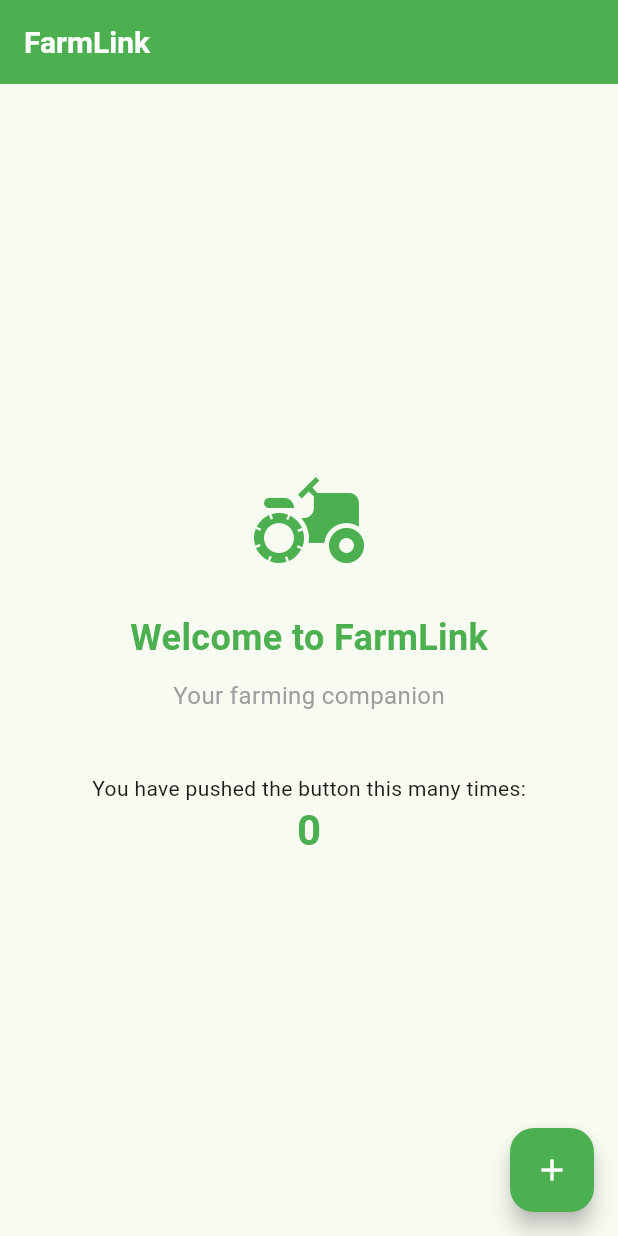
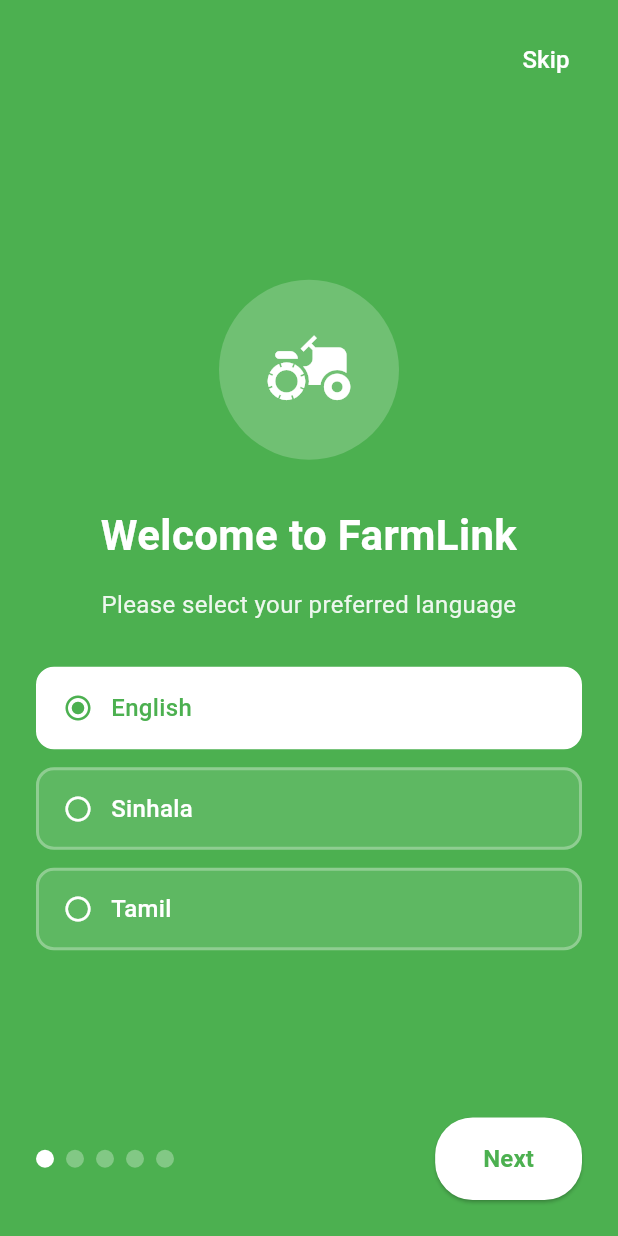
Before and after one commit to sandaru3n/FarmLink, a Flutter app: the screen it shows after launch, on a phone screen of 412 x 824 dp. Run offline on Flutter 3.47's test engine with Material 3 defaults, Android fonts, the phone set to English and light mode, and no system bars; our stand-ins replace shared_preferences.

Commit message:
Added Onboarding Screens

```diff
--- /dev/null
+++ b/lib/onboarding/onboarding_screen.dart
@@ -0,0 +1,361 @@
+import 'package:flutter/material.dart';
+import 'package:shared_preferences/shared_preferences.dart';
+import 'onboarding_content.dart';
+import '../main.dart';
+
+class OnboardingScreen extends StatefulWidget {
+  const OnboardingScreen({super.key});
+
+  @override
+  State<OnboardingScreen> createState() => _OnboardingScreenState();
+}
+
+class _OnboardingScreenState extends State<OnboardingScreen> {
+  final PageController _pageController = PageController();
+  int _currentPage = 0;
+  String _selectedLanguage = 'English';
+
+  final List<String> languages = ['English', 'Sinhala', 'Tamil'];
+
+  @override
+  void dispose() {
+    _pageController.dispose();
+    super.dispose();
+  }
+
+  void _onPageChanged(int index) {
+    setState(() {
+      _currentPage = index;
+    });
+  }
+
+  void _onLanguageChanged(String language) {
+    setState(() {
+      _selectedLanguage = language;
+    });
+  }
+
+  void _saveLanguageAndContinue() async {
+    final prefs = await SharedPreferences.getInstance();
+    await prefs.setString('selected_language', _selectedLanguage);
+    await prefs.setBool('has_completed_onboarding', true);
+
+    if (mounted) {
+      Navigator.of(context).pushReplacement(
+        PageRouteBuilder(
+          pageBuilder: (context, animation, secondaryAnimation) =>
+              const MyHomePage(title: 'FarmLink'),
+          transitionsBuilder: (context, animation, secondaryAnimation, child) {
+            return FadeTransition(opacity: animation, child: child);
+          },
+          transitionDuration: const Duration(milliseconds: 500),
+        ),
+      );
+    }
+  }
+
+  @override
+  Widget build(BuildContext context) {
+    return Scaffold(
+      backgroundColor: const Color(0xFF4CB050),
+      body: SafeArea(
+        child: Column(
+          children: [
+            // Skip button
+            if (_currentPage < 4)
+              Align(
+                alignment: Alignment.topRight,
+                child: Padding(
+                  padding: const EdgeInsets.all(16.0),
+                  child: TextButton(
+                    onPressed: _saveLanguageAndContinue,
+                    child: Text(
+                      getLocalizedText('skip', _selectedLanguage),
+                      style: const TextStyle(
+                        color: Colors.white,
+                        fontSize: 16,
+                        fontWeight: FontWeight.w500,
+                      ),
+                    ),
+                  ),
+                ),
+              ),
+
+            // Page content
+            Expanded(
+              child: PageView.builder(
+                controller: _pageController,
+                onPageChanged: _onPageChanged,
+                itemCount: 5,
+                itemBuilder: (context, index) {
+                  return _buildPageContent(index);
+                },
+              ),
+            ),
+
+            // Bottom navigation
+            _buildBottomNavigation(),
+          ],
+        ),
+      ),
+    );
+  }
+
+  Widget _buildPageContent(int index) {
+    switch (index) {
+      case 0:
+        return _buildLanguageSelectionPage();
+      case 1:
+        return _buildFeaturePage(
+          title: getLocalizedText('feature1_title', _selectedLanguage),
+          description: getLocalizedText('feature1_desc', _selectedLanguage),
+          icon: Icons.agriculture,
+        );
+      case 2:
+        return _buildFeaturePage(
+          title: getLocalizedText('feature2_title', _selectedLanguage),
+          description: getLocalizedText('feature2_desc', _selectedLanguage),
+          icon: Icons.shopping_cart,
+        );
+      case 3:
+        return _buildFeaturePage(
+          title: getLocalizedText('feature3_title', _selectedLanguage),
+          description: getLocalizedText('feature3_desc', _selectedLanguage),
+          icon: Icons.analytics,
+        );
+      case 4:
+        return _buildFeaturePage(
+          title: getLocalizedText('feature4_title', _selectedLanguage),
+          description: getLocalizedText('feature4_desc', _selectedLanguage),
+          icon: Icons.support_agent,
+        );
+      default:
+        return Container();
+    }
+  }
+
+  Widget _buildLanguageSelectionPage() {
+    return SingleChildScrollView(
+      padding: const EdgeInsets.all(24.0),
+      child: ConstrainedBox(
+        constraints: BoxConstraints(
+          minHeight: MediaQuery.of(context).size.height - 200, // Account for top and bottom areas
+        ),
+        child: Column(
+          mainAxisAlignment: MainAxisAlignment.center,
+          children: [
+            // Logo
+            Container(
+              width: 120,
+              height: 120,
+              decoration: BoxDecoration(
+                color: Colors.white.withOpacity(0.2),
+                shape: BoxShape.circle,
+              ),
+              child: const Icon(
+                Icons.agriculture,
+                size: 60,
+                color: Colors.white,
+              ),
+            ),
+            const SizedBox(height: 30),
+
+            // Title
+            Text(
+              getLocalizedText('welcome_title', _selectedLanguage),
+              style: const TextStyle(
+                fontSize: 28,
+                fontWeight: FontWeight.bold,
+                color: Colors.white,
+              ),
+              textAlign: TextAlign.center,
+            ),
+            const SizedBox(height: 15),
+
+            // Subtitle
+            Text(
+              getLocalizedText('select_language', _selectedLanguage),
+              style: TextStyle(
+                fontSize: 16,
+                color: Colors.white.withOpacity(0.9),
+              ),
+              textAlign: TextAlign.center,
+            ),
+            const SizedBox(height: 30),
+
+            // Language options
+            ...languages.map((language) => _buildLanguageOption(language)),
+          ],
+        ),
+      ),
+    );
+  }
+
+  Widget _buildLanguageOption(String language) {
+    final isSelected = _selectedLanguage == language;
+    return Container(
+      margin: const EdgeInsets.only(bottom: 12),
+      child: InkWell(
+        onTap: () => _onLanguageChanged(language),
+        child: Container(
+          padding: const EdgeInsets.symmetric(horizontal: 16, vertical: 14),
+          decoration: BoxDecoration(
+            color: isSelected ? Colors.white : Colors.white.withOpacity(0.1),
+            borderRadius: BorderRadius.circular(12),
+            border: Border.all(
+              color: isSelected ? Colors.white : Colors.white.withOpacity(0.3),
+              width: 2,
+            ),
+          ),
+          child: Row(
+            children: [
+              Icon(
+                isSelected ? Icons.radio_button_checked : Icons.radio_button_unchecked,
+                color: isSelected ? const Color(0xFF4CB050) : Colors.white,
+                size: 20,
+              ),
+              const SizedBox(width: 12),
+              Expanded(
+                child: Text(
+                  language,
+                  style: TextStyle(
+                    fontSize: 16,
+                    fontWeight: FontWeight.w500,
+                    color: isSelected ? const Color(0xFF4CB050) : Colors.white,
+                  ),
+                ),
+              ),
+            ],
+          ),
+        ),
+      ),
+    );
+  }
+
+  Widget _buildFeaturePage({
+    required String title,
+    required String description,
+    required IconData icon,
+  }) {
+    return SingleChildScrollView(
+      padding: const EdgeInsets.all(24.0),
+      child: ConstrainedBox(
+        constraints: BoxConstraints(
+          minHeight: MediaQuery.of(context).size.height - 200,
+        ),
+        child: Column(
+          mainAxisAlignment: MainAxisAlignment.center,
+          children: [
+            // Feature icon
+            Container(
+              width: 100,
+              height: 100,
+              decoration: BoxDecoration(
+                color: Colors.white.withOpacity(0.2),
+                shape: BoxShape.circle,
+              ),
+              child: Icon(
+                icon,
+                size: 50,
+                color: Colors.white,
+              ),
+            ),
+            const SizedBox(height: 30),
+
+            // Feature title
+            Text(
+              title,
+              style: const TextStyle(
+                fontSize: 24,
+                fontWeight: FontWeight.bold,
+                color: Colors.white,
+              ),
+              textAlign: TextAlign.center,
+            ),
+            const SizedBox(height: 15),
+
+            // Feature description
+            Text(
+              description,
+              style: TextStyle(
+                fontSize: 15,
+                color: Colors.white.withOpacity(0.9),
+                height: 1.4,
+              ),
+              textAlign: TextAlign.center,
+            ),
+          ],
+        ),
+      ),
+    );
+  }
+
+  Widget _buildBottomNavigation() {
+    return Container(
+      padding: const EdgeInsets.all(24.0),
+      child: Row(
+        mainAxisAlignment: MainAxisAlignment.spaceBetween,
+        children: [
+          // Page indicators
+          Row(
+            children: List.generate(5, (index) {
+              return Container(
+                margin: const EdgeInsets.only(right: 8),
+                width: 12,
+                height: 12,
+                decoration: BoxDecoration(
+                  shape: BoxShape.circle,
+                  color: _currentPage == index
+                      ? Colors.white
+                      : Colors.white.withOpacity(0.3),
+                ),
+              );
+            }),
+          ),
+
+          // Next/Get Started button
+          ElevatedButton(
+            onPressed: () {
+              if (_currentPage < 4) {
+                _pageController.nextPage(
+                  duration: const Duration(milliseconds: 300),
+                  curve: Curves.easeInOut,
+                );
+              } else {
+                _saveLanguageAndContinue();
+              }
+            },
+            style: ElevatedButton.styleFrom(
+              backgroundColor: Colors.white,
+              foregroundColor: const Color(0xFF4CB050),
+              padding: const EdgeInsets.symmetric(horizontal: 32, vertical: 16),
+              shape: RoundedRectangleBorder(
+                borderRadius: BorderRadius.circular(25),
+              ),
+            ),
+            child: Text(
+              _currentPage < 4
+                  ? getLocalizedText('next', _selectedLanguage)
+                  : getLocalizedText('get_started', _selectedLanguage),
+              style: const TextStyle(
+                fontSize: 16,
+                fontWeight: FontWeight.bold,
+              ),
+            ),
+          ),
+        ],
+      ),
+    );
+  }
+}
+
+String getLocalizedText(String key, String language) {
+  switch (language) {
+    case 'Sinhala':
+      return sinhalaTexts[key] ?? key;
+    case 'Tamil':
+      return tamilTexts[key] ?? key;
+    default:
+      return englishTexts[key] ?? key;
+  }
+}
--- a/pubspec.yaml
+++ b/pubspec.yaml
@@ -1,5 +1,5 @@
-name: csseproject
-description: "Agri-Supply Chain Connector."
+name: farmlink
+description: "FarmLink - Connecting Farmers"
 # The following line prevents the package from being accidentally published to
 # pub.dev using `flutter pub publish`. This is preferred for private packages.
 publish_to: 'none' # Remove this line if you wish to publish to pub.dev
@@ -34,6 +34,7 @@ dependencies:
   # The following adds the Cupertino Icons font to your application.
   # Use with the CupertinoIcons class for iOS style icons.
   cupertino_icons: ^1.0.8
+  shared_preferences: ^2.2.2
 
 dev_dependencies:
   flutter_test:
```
Also changed, not shown: lib/onboarding/onboarding_content.dart (added, +74 -0 lines), lib/splash_screen.dart (+12 -3 lines), pubspec.lock, 4 other files.
